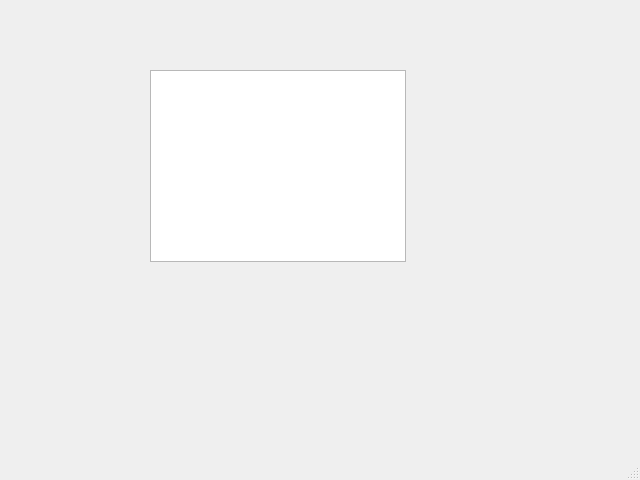
Qt form UI/mainwindow.ui (angryduck1/E2EMes) before a commit.
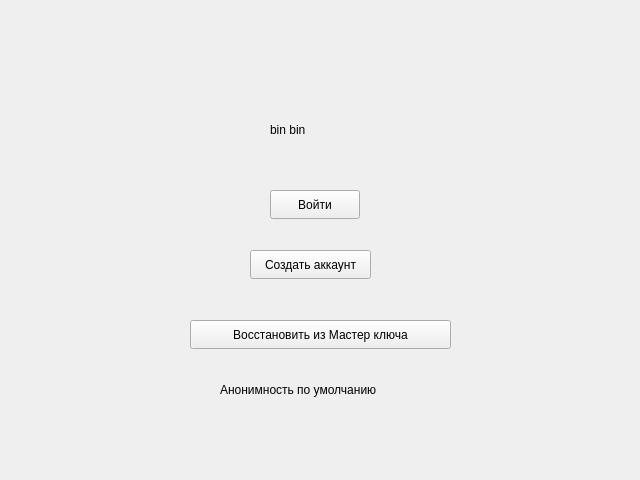
The same form after that commit.

Commit message: fix client linking with QT add target linking UI directory in Cmake

Diff of the .ui file:
```diff
--- a/UI/mainwindow.ui
+++ b/UI/mainwindow.ui
@@ -14,28 +14,72 @@
    <string>MainWindow</string>
   </property>
   <widget class="QWidget" name="centralwidget">
-   <widget class="QListWidget" name="listWidget">
+   <widget class="QPushButton" name="loginButton">
     <property name="geometry">
      <rect>
-      <x>150</x>
-      <y>70</y>
-      <width>256</width>
-      <height>192</height>
+      <x>270</x>
+      <y>190</y>
+      <width>90</width>
+      <height>29</height>
      </rect>
     </property>
+    <property name="text">
+     <string>Войти</string>
+    </property>
    </widget>
+   <widget class="QPushButton" name="createAccount">
+    <property name="geometry">
+     <rect>
+      <x>250</x>
+      <y>250</y>
+      <width>121</width>
+      <height>29</height>
+     </rect>
+    </property>
+    <property name="text">
+     <string>Создать аккаунт</string>
+    </property>
+   </widget>
+   <widget class="QPushButton" name="recoveryButton">
+    <property name="geometry">
+     <rect>
+      <x>190</x>
+      <y>320</y>
+      <width>261</width>
+      <height>29</height>
+     </rect>
+    </property>
+    <property name="text">
+     <string>Восстановить из Мастер ключа</string>
+    </property>
+   </widget>
+   <widget class="QLabel" name="binbinLabel">
+    <property name="geometry">
+     <rect>
+      <x>270</x>
+      <y>120</y>
+      <width>111</width>
+      <height>20</height>
+     </rect>
+    </property>
+    <property name="text">
+     <string>bin bin</string>
+    </property>
+   </widget>
+   <widget class="QLabel" name="label_3">
+    <property name="geometry">
+     <rect>
+      <x>220</x>
+      <y>380</y>
+      <width>231</width>
+      <height>20</height>
+     </rect>
+    </property>
+    <property name="text">
+     <string>Анонимность по умолчанию</string>
+    </property>
+   </widget>
   </widget>
-  <widget class="QMenuBar" name="menubar">
-   <property name="geometry">
-    <rect>
-     <x>0</x>
-     <y>0</y>
-     <width>640</width>
-     <height>33</height>
-    </rect>
-   </property>
-  </widget>
-  <widget class="QStatusBar" name="statusbar"/>
  </widget>
  <resources/>
  <connections/>
```
The commit also changes 3 other files.
